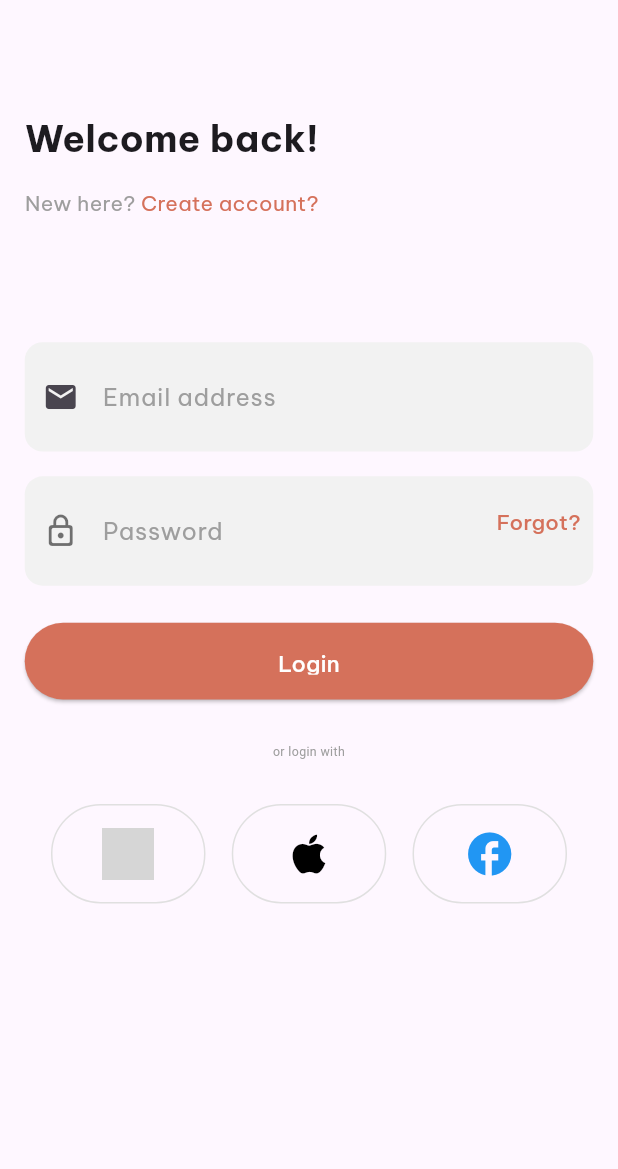
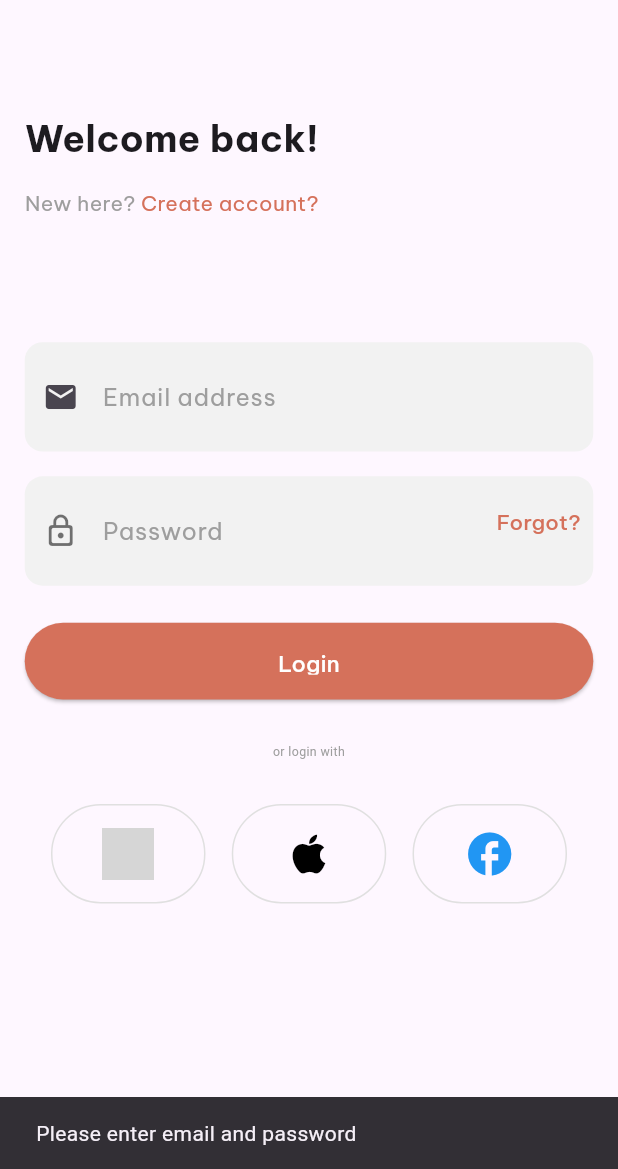
Before and after one commit to RahulShaw321/farmer_eats, a Flutter app: the LoginScreen screen opened directly, after a tap on "Login", on a phone screen of 412 x 824 dp, the part 67-1236 px from its top. Run offline on Flutter 3.47's test engine with Material 3 defaults, Android fonts, the phone set to English and light mode, and no system bars; our stand-ins replace flutter_riverpod, google_fonts, pinput; network calls fail; grey boxes are pictures that could not be loaded.

Commit message:
User Auth added

```diff
--- /dev/null
+++ b/lib/models/uesr_auth.dart
@@ -0,0 +1,36 @@
+class UserAuth {
+  String? email;
+  String? password;
+  String? role;
+  String? deviceToken;
+  String? type;
+  String? socialId;
+
+  UserAuth(
+      {required this.email,
+      required this.password,
+      required this.role,
+      required this.deviceToken,
+      required this.type,
+      required this.socialId});
+
+  UserAuth.fromJson(Map<String, dynamic> json) {
+    email = json['email'];
+    password = json['password'];
+    role = json['role'];
+    deviceToken = json['device_token'];
+    type = json['type'];
+    socialId = json['social_id'];
+  }
+
+  Map<String, dynamic> toJson() {
+    final Map<String, dynamic> data = new Map<String, dynamic>();
+    data['email'] = this.email;
+    data['password'] = this.password;
+    data['role'] = this.role;
+    data['device_token'] = this.deviceToken;
+    data['type'] = this.type;
+    data['social_id'] = this.socialId;
+    return data;
+  }
+}
--- a/lib/pages/login_screen.dart
+++ b/lib/pages/login_screen.dart
@@ -1,18 +1,48 @@
+import 'package:farmer_eats_android_app/models/uesr_auth.dart';
+import 'package:farmer_eats_android_app/provider/login_notifier.dart';
+import 'package:flutter/material.dart';
+import 'package:flutter_riverpod/flutter_riverpod.dart';
+import 'package:google_fonts/google_fonts.dart';
+
 import 'package:farmer_eats_android_app/reusable.dart';
 import 'package:farmer_eats_android_app/widgets/custom_button.dart';
 import 'package:farmer_eats_android_app/widgets/custom_icon_button.dart';
 import 'package:farmer_eats_android_app/widgets/custom_password_field.dart';
 import 'package:farmer_eats_android_app/widgets/custom_text_field.dart';
-import 'package:flutter/material.dart';
-import 'package:google_fonts/google_fonts.dart';
 
-class LoginScreen extends StatelessWidget {
+class LoginScreen extends ConsumerWidget {
   const LoginScreen({super.key});
 
   @override
-  Widget build(BuildContext context) {
+  Widget build(BuildContext context, ref) {
     final deviceHeight = MediaQuery.of(context).size.height -
         MediaQuery.of(context).padding.bottom;
+    final passwordController = TextEditingController();
+    final emailController = TextEditingController();
+     final loginState = ref.watch(loginProvider);
+
+    void handleLogin() {
+      final email = emailController.text.trim();
+      final password = passwordController.text;
+
+      if (email.isEmpty || password.isEmpty) {
+        ScaffoldMessenger.of(context).showSnackBar(
+          const SnackBar(content: Text('Please enter email and password')),
+        );
+        return;
+      }
+
+      final userAuth = UserAuth(
+        email: email,
+        password: password,
+        role: 'farmer',
+        deviceToken: '0imfnc8mVLWwsAawjYr4Rx-Af50DDqtlx',
+        type: 'email/facebook/google/apple',
+        socialId: '0imfnc8mVLWwsAawjYr4Rx-Af50DDqtlx',
+      );
+
+      ref.read(loginProvider.notifier).login(userAuth);
+    }
 
     return Scaffold(
       body: SizedBox(
@@ -58,7 +88,7 @@ class LoginScreen extends StatelessWidget {
               ),
               CustomTextField(
                   deviceHeight: deviceHeight,
-                  controller: TextEditingController(),
+                  controller: emailController,
                   icon: Icon(Icons.email),
                   label: 'Email address'),
               SizedBox(
@@ -66,13 +96,15 @@ class LoginScreen extends StatelessWidget {
               ),
               CustomPasswordField(
                   deviceHeight: deviceHeight,
-                  controller: TextEditingController(),
+                  controller: passwordController,
                   onForgotPassword: () {}),
               SizedBox(
                 height: deviceHeight * 0.03,
               ),
               CustomButton(
-                  deviceHeight: deviceHeight, onPressed: () {}, label: 'Login'),
+                  deviceHeight: deviceHeight,
+                  onPressed: handleLogin,
+                  label: 'Login'),
               SizedBox(height: deviceHeight * 0.035),
               Column(
                 crossAxisAlignment: CrossAxisAlignment.center,
@@ -83,7 +115,7 @@ class LoginScreen extends StatelessWidget {
                     style: TextStyle(
                         fontSize: deviceHeight * 0.01, color: Colors.grey),
                   ),
-                   SizedBox(height: deviceHeight * 0.035),
+                  SizedBox(height: deviceHeight * 0.035),
                   Row(
                     mainAxisAlignment: MainAxisAlignment.spaceEvenly,
                     children: [
@@ -91,7 +123,8 @@ class LoginScreen extends StatelessWidget {
                         deviceHeight: deviceHeight,
                         icon: Image.network(
                           'https://upload.wikimedia.org/wikipedia/commons/thumb/c/c1/Google_%22G%22_logo.svg/225px-Google_%22G%22_logo.svg.png',
-                          height: deviceHeight * 0.042, // Adjust icon size to fit button design
+                          height: deviceHeight *
+                              0.042, // Adjust icon size to fit button design
                         ),
                         onPressed: () {
                           // Handle Google login
@@ -118,6 +151,15 @@ class LoginScreen extends StatelessWidget {
                       ),
                     ],
                   ),
+                  loginState.when(
+                data: (_) => const SizedBox.shrink(), // No error
+                loading: () => const CircularProgressIndicator(),
+                error: (error, _) => SnackBar(
+                  content: Text(
+                    error.toString(),
+                    style: const TextStyle(color: Colors.red),
+                  ),
+                ),)
                 ],
               )
             ],
--- a/lib/widgets/custom_text_field.dart
+++ b/lib/widgets/custom_text_field.dart
@@ -21,7 +21,6 @@ class CustomTextField extends StatelessWidget {
       ),
       child: TextFormField(
         controller: controller,
-        obscureText: true, // Password field behavior
         decoration: InputDecoration(
           contentPadding: EdgeInsets.symmetric(vertical: deviceHeight * 0.02),
           prefixIcon: icon,
--- a/pubspec.yaml
+++ b/pubspec.yaml
@@ -32,6 +32,8 @@ dependencies:
     sdk: flutter
   google_fonts: ^6.2.1
   pinput: ^5.0.0
+  flutter_riverpod: ^2.6.0
+  http: ^1.0.0
 
 
 
```
Also changed, not shown: lib/main.dart (+3 -6 lines), lib/provider/login_notifier.dart (added, +50 -0 lines), pubspec.lock.
